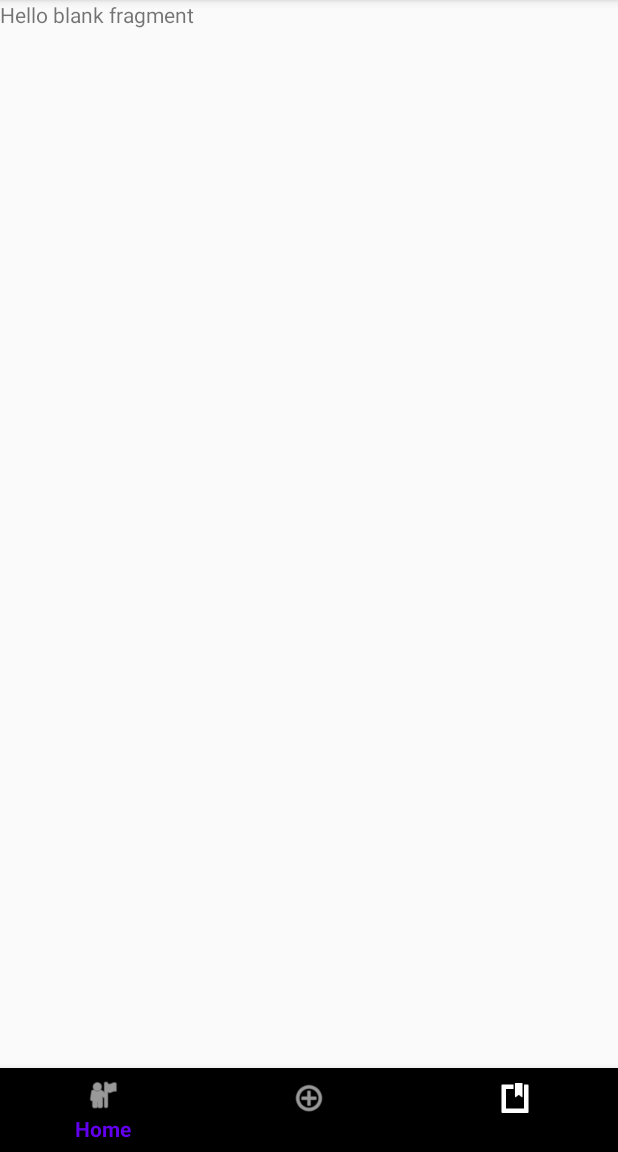
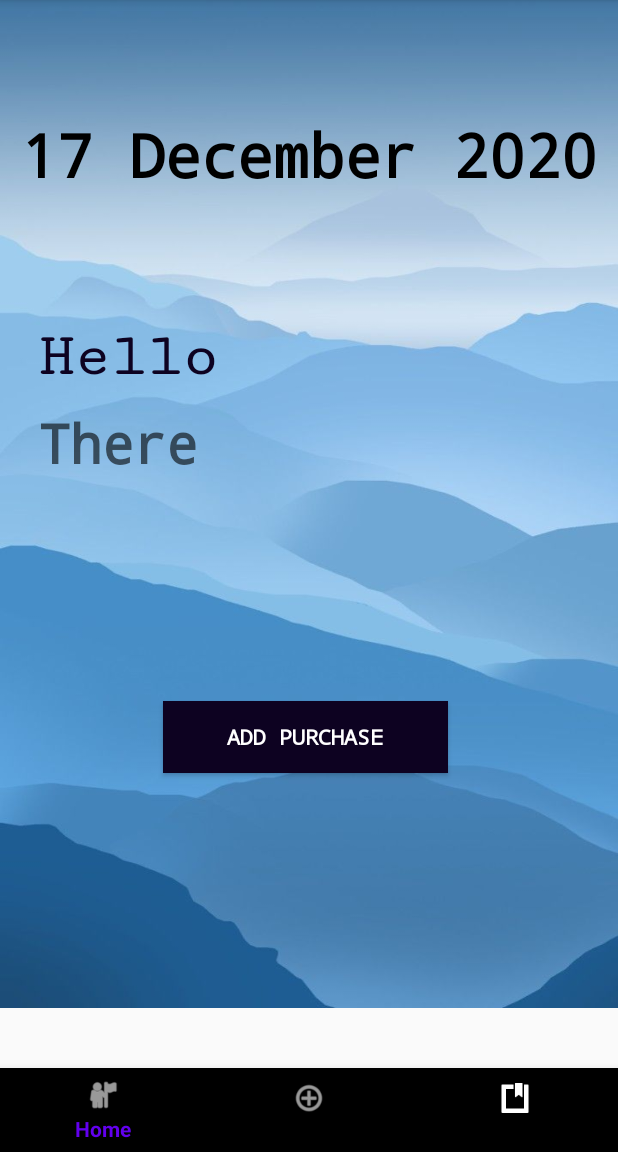
Before and after one commit to vinitasan979/brokePtr, an Android app: the fragment HomeFragment placed in its activity, on a phone screen of 412 x 824 dp, the part 84-1236 px from its top. Run offline under Robolectric (Android 15) with nearby library versions, the phone set to English and light mode, and no system bars; our stand-ins replace Firebase (no records; nobody signed in at launch, a user with empty details on screens opened directly).

Commit message:
Home Screen Added

```diff
--- a/app/src/main/java/com/example/myapp_broke_petr/Fragments/DataFragment.java
+++ b/app/src/main/java/com/example/myapp_broke_petr/Fragments/DataFragment.java
@@ -98,8 +98,13 @@ public class DataFragment extends Fragment {
                 allPurchases.clear(); //restart data to get most recent data
                 for (DataSnapshot d: snapshot.getChildren())
                 {
+
                     Transaction t= d.getValue(Transaction.class); //make value a transaction object
-                    allPurchases.add(t);
+                    //Create the list allPurchases based on the selected category
+                    if(selectedCat.equals("all") || selectedCat.equals(t.getCategory()))
+                    {
+                        allPurchases.add(t);
+                    }
                 }
                 adapter= new TransAdapter(context,allPurchases);
                 rvItems.setAdapter(adapter);
--- a/app/src/main/java/com/example/myapp_broke_petr/Fragments/HomeFragment.java
+++ b/app/src/main/java/com/example/myapp_broke_petr/Fragments/HomeFragment.java
@@ -1,60 +1,62 @@
 package com.example.myapp_broke_petr.Fragments;
 
+import android.os.Build;
 import android.os.Bundle;
 
+import androidx.annotation.NonNull;
+import androidx.annotation.Nullable;
+import androidx.annotation.RequiresApi;
 import androidx.fragment.app.Fragment;
+import androidx.fragment.app.FragmentManager;
 
+import android.util.Log;
 import android.view.LayoutInflater;
 import android.view.View;
 import android.view.ViewGroup;
+import android.widget.Button;
+import android.widget.TextView;
 
 import com.example.myapp_broke_petr.R;
+import com.google.firebase.auth.FirebaseAuth;
+import com.google.firebase.auth.FirebaseUser;
+import com.google.firebase.database.DataSnapshot;
+import com.google.firebase.database.DatabaseError;
+import com.google.firebase.database.DatabaseReference;
+import com.google.firebase.database.FirebaseDatabase;
+import com.google.firebase.database.ValueEventListener;
 
-/**
- * A simple {@link Fragment} subclass.
- * Use the {@link HomeFragment#newInstance} factory method to
- * create an instance of this fragment.
- */
+import java.text.SimpleDateFormat;
+import java.time.LocalDate;
+import java.time.format.DateTimeFormatter;
+import java.util.Date;
+
+
 public class HomeFragment extends Fragment {
 
-    // TODO: Rename parameter arguments, choose names that match
-    // the fragment initialization parameters, e.g. ARG_ITEM_NUMBER
-    private static final String ARG_PARAM1 = "param1";
-    private static final String ARG_PARAM2 = "param2";
+    TextView tvDisplayDate;
+    TextView tvDisplayName;
+    Button btnGoAdd;
 
-    // TODO: Rename and change types of parameters
-    private String mParam1;
-    private String mParam2;
+    private FirebaseDatabase database;
+    private DatabaseReference myRef;
+    FirebaseAuth mAuth;
+    FirebaseUser curr_user;
+
+    Date today;
+
+
 
     public HomeFragment() {
         // Required empty public constructor
     }
 
-    /**
-     * Use this factory method to create a new instance of
-     * this fragment using the provided parameters.
-     *
-     * @param param1 Parameter 1.
-     * @param param2 Parameter 2.
-     * @return A new instance of fragment HomeFragment.
-     */
-    // TODO: Rename and change types and number of parameters
-    public static HomeFragment newInstance(String param1, String param2) {
-        HomeFragment fragment = new HomeFragment();
-        Bundle args = new Bundle();
-        args.putString(ARG_PARAM1, param1);
-        args.putString(ARG_PARAM2, param2);
-        fragment.setArguments(args);
-        return fragment;
-    }
+
+
 
     @Override
     public void onCreate(Bundle savedInstanceState) {
         super.onCreate(savedInstanceState);
-        if (getArguments() != null) {
-            mParam1 = getArguments().getString(ARG_PARAM1);
-            mParam2 = getArguments().getString(ARG_PARAM2);
-        }
+
     }
 
     @Override
@@ -63,4 +65,60 @@ public class HomeFragment extends Fragment {
         // Inflate the layout for this fragment
         return inflater.inflate(R.layout.fragment_home2, container, false);
     }
+
+    @RequiresApi(api = Build.VERSION_CODES.O)
+    @Override
+    public void onViewCreated(@NonNull View view, @Nullable Bundle savedInstanceState) {
+        super.onViewCreated(view, savedInstanceState);
+
+        //Connect varibles to UI components
+        tvDisplayDate=view.findViewById(R.id.tvDisplayDate);
+        tvDisplayName=view.findViewById(R.id.tvName);
+        btnGoAdd=view.findViewById(R.id.btngoAdd);
+
+
+        //initialize firebase components
+        mAuth = FirebaseAuth.getInstance();
+        curr_user=mAuth.getCurrentUser();
+        database= FirebaseDatabase.getInstance();
+        myRef=database.getReference(curr_user.getUid());
+
+        //Get Name from Database and display to the user
+        myRef.child("first_name").addListenerForSingleValueEvent(new ValueEventListener() {
+            @Override
+            public void onDataChange(@NonNull DataSnapshot snapshot) {
+                String fullname=(String)snapshot.getValue();
+                //bind it to the textview
+                tvDisplayName.setText(fullname);
+            }
+
+            @Override
+            public void onCancelled(@NonNull DatabaseError error) {
+
+            }
+        });
+
+
+
+
+        //Display todays date
+        SimpleDateFormat formatter= new SimpleDateFormat("dd MMMM yyyy");
+        Date now=new Date();
+        String strDate=formatter.format(now);
+        tvDisplayDate.setText(strDate);
+
+
+        //when button click, send user to add Data fragment
+        btnGoAdd.setOnClickListener(new View.OnClickListener() {
+            @Override
+            public void onClick(View view) {
+                AddItemFragment addItemFragment= new AddItemFragment();
+                //switch fragments by replacing the container contents
+                FragmentManager manager=getFragmentManager();
+                manager.beginTransaction().replace(R.id.flContainer, addItemFragment).commit();
+
+            }
+        });
+
+    }
 }
--- a/app/src/main/java/com/example/myapp_broke_petr/Fragments/ViewTransFragment.java
+++ b/app/src/main/java/com/example/myapp_broke_petr/Fragments/ViewTransFragment.java
@@ -84,7 +84,7 @@ public class ViewTransFragment extends Fragment {
 
                 //pass data on to the frag to tell which category was selected
                 Bundle bundle= new Bundle();
-                bundle.putString("category","util");
+                bundle.putString("category","Home and Utilities");
                 dataFragment.setArguments(bundle);
                 //switch fragments
                 FragmentManager manager=getFragmentManager();
@@ -99,7 +99,7 @@ public class ViewTransFragment extends Fragment {
 
                 //pass data on to the frag to tell which category was selected
                 Bundle bundle= new Bundle();
-                bundle.putString("category","entertain");
+                bundle.putString("category","Entertainment");
                 dataFragment.setArguments(bundle);
                 //switch fragments
                 FragmentManager manager=getFragmentManager();
@@ -114,7 +114,7 @@ public class ViewTransFragment extends Fragment {
 
                 //pass data on to the frag to tell which category was selected
                 Bundle bundle= new Bundle();
-                bundle.putString("category","food");
+                bundle.putString("category","Food");
                 dataFragment.setArguments(bundle);
                 //switch fragments
                 FragmentManager manager=getFragmentManager();
@@ -129,7 +129,7 @@ public class ViewTransFragment extends Fragment {
 
                 //pass data on to the frag to tell which category was selected
                 Bundle bundle= new Bundle();
-                bundle.putString("category","sub");
+                bundle.putString("category","Subscriptions");
                 dataFragment.setArguments(bundle);
                 //switch fragments
                 FragmentManager manager=getFragmentManager();
@@ -144,7 +144,7 @@ public class ViewTransFragment extends Fragment {
 
                 //pass data on to the frag to tell which category was selected
                 Bundle bundle= new Bundle();
-                bundle.putString("category","mis");
+                bundle.putString("category","Miscellaneous");
                 dataFragment.setArguments(bundle);
                 //switch fragments
                 FragmentManager manager=getFragmentManager();
--- a/app/src/main/res/layout/fragment_home2.xml
+++ b/app/src/main/res/layout/fragment_home2.xml
@@ -1,14 +1,70 @@
 <?xml version="1.0" encoding="utf-8"?>
-<FrameLayout xmlns:android="http://schemas.android.com/apk/res/android"
+<RelativeLayout
+    xmlns:android="http://schemas.android.com/apk/res/android"
     xmlns:tools="http://schemas.android.com/tools"
     android:layout_width="match_parent"
     android:layout_height="match_parent"
-    tools:context=".Fragments.HomeFragment">
+    tools:context=".Fragments.HomeFragment"
+    android:background="@drawable/bluesky">
 
-    <!-- TODO: Update blank fragment layout -->
     <TextView
+        android:id="@+id/tvWeclome"
+        android:layout_width="wrap_content"
+        android:layout_height="wrap_content"
+        android:layout_below="@+id/tvDisplayDate"
+        android:layout_alignParentStart="true"
+        android:layout_alignParentEnd="true"
+        android:layout_marginStart="25dp"
+        android:layout_marginTop="48dp"
+        android:layout_marginEnd="247dp"
+        android:fontFamily="serif-monospace"
+        android:text="Hello"
+        android:textColor="#0D0221"
+        android:textSize="40sp"
+        android:textStyle="bold" />
+
+    <TextView
+        android:id="@+id/tvName"
+        android:layout_width="wrap_content"
+        android:layout_height="wrap_content"
+        android:layout_below="@+id/tvWeclome"
+        android:layout_alignParentStart="true"
+        android:layout_alignParentEnd="true"
+        android:layout_marginStart="25dp"
+        android:layout_marginTop="10dp"
+        android:layout_marginEnd="28dp"
+        android:fontFamily="monospace"
+        android:hint="There"
+        android:textColor="#0B0A0B"
+        android:textSize="36sp"
+        android:textStyle="bold" />
+
+    <TextView
+        android:id="@+id/tvDisplayDate"
         android:layout_width="match_parent"
-        android:layout_height="match_parent"
-        android:text="@string/hello_blank_fragment" />
+        android:layout_height="92dp"
+        android:layout_alignParentTop="true"
+        android:layout_alignParentEnd="true"
+        android:layout_marginTop="76dp"
+        android:layout_marginEnd="0dp"
+        android:fontFamily="monospace"
+        android:hint="17th Dec 2020"
+        android:textAlignment="center"
+        android:textColor="#000000"
+        android:textSize="40sp"
+        android:textStyle="bold" />
 
-</FrameLayout>
+    <Button
+        android:id="@+id/btngoAdd"
+        android:layout_width="190dp"
+        android:layout_height="wrap_content"
+        android:layout_below="@+id/tvName"
+        android:layout_alignParentEnd="true"
+        android:layout_marginTop="148dp"
+        android:layout_marginEnd="113dp"
+        android:background="#0D0221"
+        android:fontFamily="monospace"
+        android:text="Add Purchase"
+        android:textColor="#FFFFFF"
+        android:textStyle="bold" />
+</RelativeLayout>
--- a/app/src/main/res/layout/item_trans.xml
+++ b/app/src/main/res/layout/item_trans.xml
@@ -19,23 +19,23 @@
         android:layout_width="wrap_content"
         android:layout_height="37dp"
         android:layout_marginStart="16dp"
+        android:layout_marginTop="1dp"
         android:fontFamily="monospace"
         android:hint="Product Name "
         android:textSize="16sp"
         app:layout_constraintStart_toStartOf="parent"
-        tools:layout_editor_absoluteY="25dp" />
+        app:layout_constraintTop_toBottomOf="@+id/tvCat" />
 
     <TextView
         android:id="@+id/tvCat"
         android:layout_width="wrap_content"
-        android:layout_height="wrap_content"
+        android:layout_height="16dp"
         android:layout_marginStart="16dp"
+        android:layout_marginTop="8dp"
         android:hint="Category"
         android:textSize="12sp"
-        app:layout_constraintBottom_toTopOf="@+id/tvProduct"
         app:layout_constraintStart_toStartOf="parent"
-        app:layout_constraintTop_toTopOf="parent"
-        app:layout_constraintVertical_bias="0.3" />
+        app:layout_constraintTop_toTopOf="parent" />
 
     <TextView
         android:id="@+id/tvAmount"
```
Also changed, not shown: app/src/main/res/drawable-v24/blue_grad.jpg (added), app/src/main/res/drawable-v24/bluesky.jpg (added).
